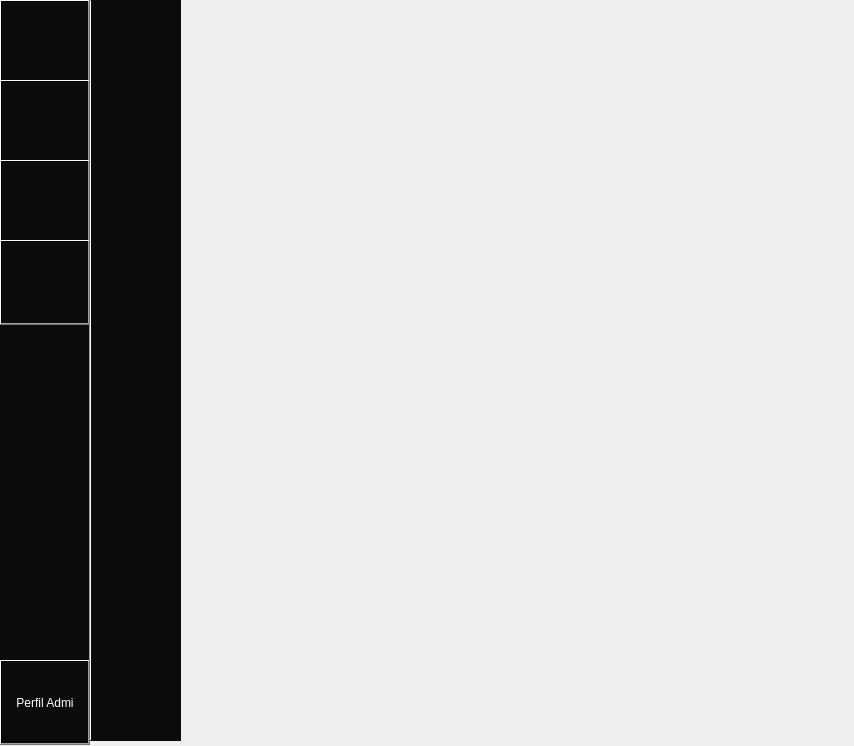
Qt form Restaurante/Administrador/principal_administrador.ui (camvaz/restaurante-ihc) before a commit.
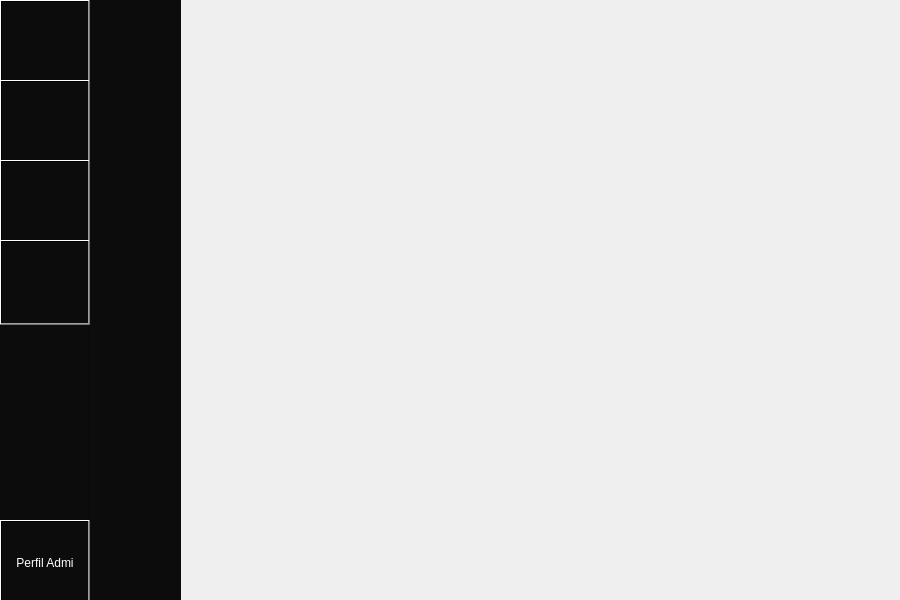
The same form after that commit. Icons and pictures are not drawn.

Commit message: avance en administrador

Patch:
```diff
--- a/Restaurante/Administrador/principal_administrador.ui
+++ b/Restaurante/Administrador/principal_administrador.ui
@@ -9,8 +9,8 @@
    <rect>
     <x>0</x>
     <y>0</y>
-    <width>854</width>
-    <height>746</height>
+    <width>900</width>
+    <height>600</height>
    </rect>
   </property>
   <property name="contextMenuPolicy">
@@ -49,12 +49,12 @@
       <x>0</x>
       <y>0</y>
       <width>181</width>
-      <height>741</height>
+      <height>631</height>
      </rect>
     </property>
     <property name="styleSheet">
      <string notr="true">color: qlineargradient(spread:pad, x1:0, y1:0, x2:0, y2:0, stop:0 rgba(255, 255, 255, 255), stop:1 rgba(255, 255, 255, 255));
-background-color: qlineargradient(spread:pad, x1:0, y1:0, x2:0, y2:0, stop:0 rgba(12, 12, 12, 255), stop:1 rgba(255, 255, 255, 255));</string>
+ background-color:#0c0c0c;</string>
     </property>
     <property name="orientation">
      <enum>Qt::Vertical</enum>
@@ -66,7 +66,7 @@
       <x>0</x>
       <y>0</y>
       <width>90</width>
-      <height>751</height>
+      <height>631</height>
      </rect>
     </property>
     <property name="styleSheet">
@@ -144,7 +144,7 @@
      <property name="geometry">
       <rect>
        <x>0</x>
-       <y>660</y>
+       <y>520</y>
        <width>90</width>
        <height>85</height>
       </rect>
@@ -162,8 +162,8 @@
      <rect>
       <x>90</x>
       <y>0</y>
-      <width>761</width>
-      <height>741</height>
+      <width>811</width>
+      <height>600</height>
      </rect>
     </property>
     <widget class="QWidget" name="page"/>
```
The commit also changes 10 other files.
